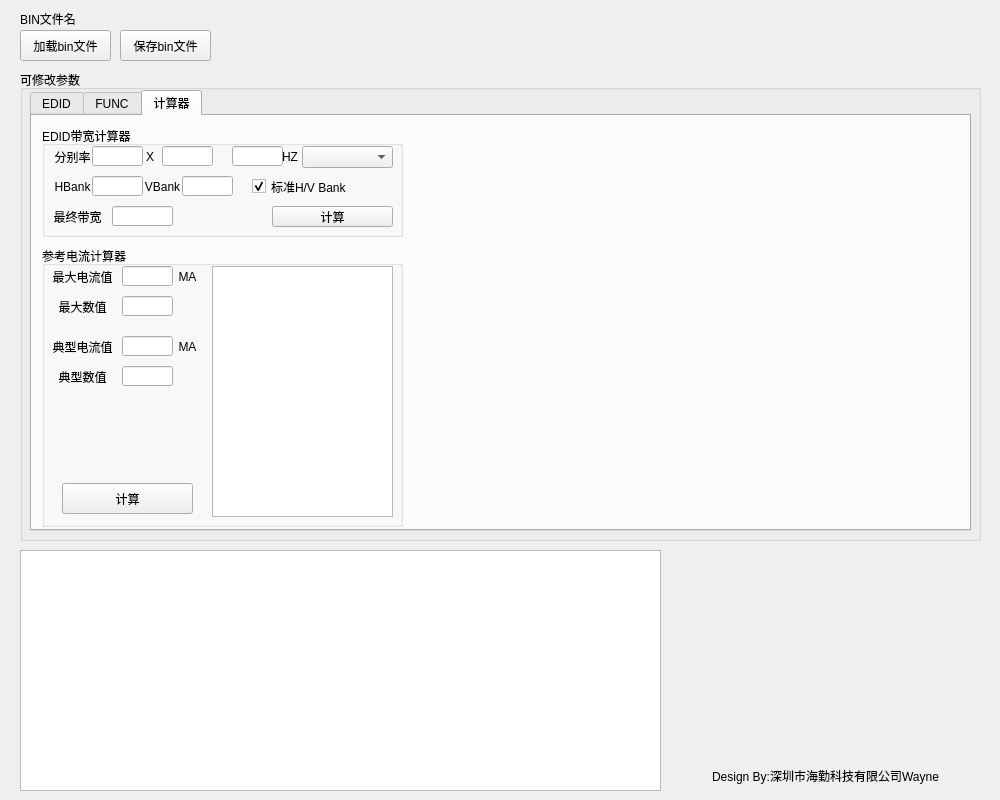
Old version of the form hk_bin_tool.ui in the repository wayneso/HK_BIN_TOOL.
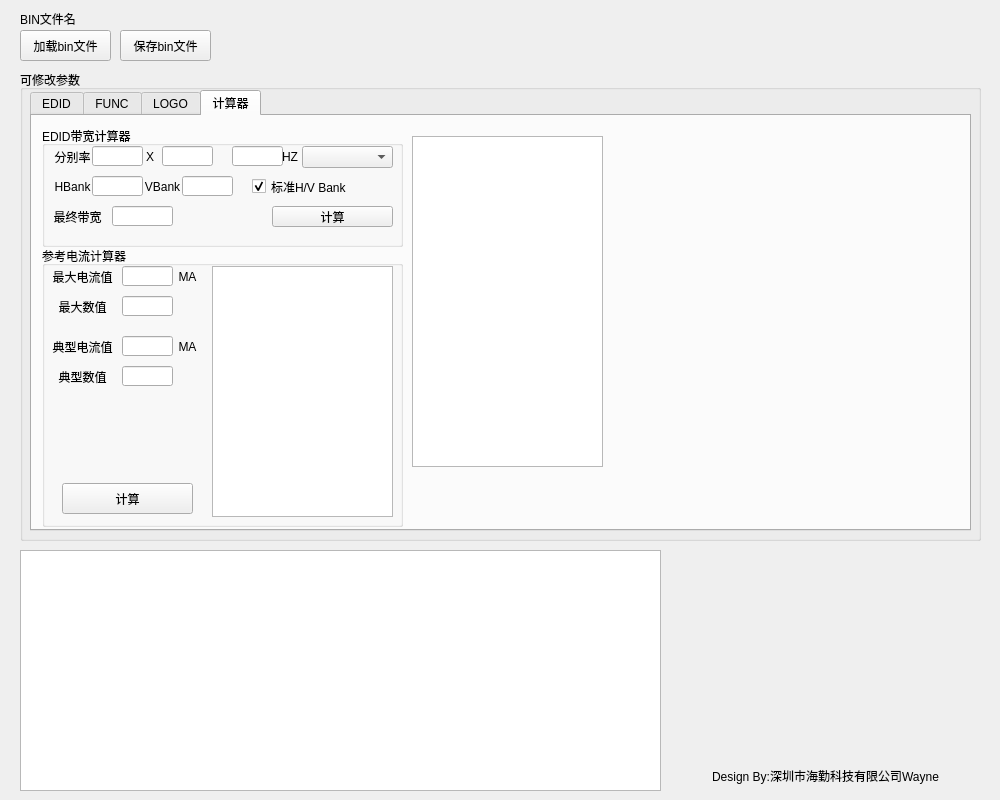
New version of the form. The open tabs and pages were chosen to show the change.

Commit message: 添加寻找LOGO索引数组以及VLC数组

```diff
--- a/hk_bin_tool.ui
+++ b/hk_bin_tool.ui
@@ -1007,6 +1007,24 @@
       </property>
      </widget>
     </widget>
+    <widget class="QWidget" name="tab_2">
+     <attribute name="title">
+      <string>LOGO</string>
+     </attribute>
+     <widget class="QLabel" name="label_39">
+      <property name="geometry">
+       <rect>
+        <x>10</x>
+        <y>10</y>
+        <width>91</width>
+        <height>21</height>
+       </rect>
+      </property>
+      <property name="text">
+       <string>LOGO</string>
+      </property>
+     </widget>
+    </widget>
     <widget class="QWidget" name="tab">
      <attribute name="title">
       <string>计算器</string>
@@ -1017,7 +1035,7 @@
         <x>10</x>
         <y>10</y>
         <width>361</width>
-        <height>111</height>
+        <height>121</height>
        </rect>
       </property>
       <property name="title">
@@ -1391,6 +1409,21 @@
        </property>
       </widget>
      </widget>
+     <widget class="QTextEdit" name="Clock_textEdit">
+      <property name="geometry">
+       <rect>
+        <x>380</x>
+        <y>20</y>
+        <width>191</width>
+        <height>331</height>
+       </rect>
+      </property>
+      <property name="font">
+       <font>
+        <pointsize>10</pointsize>
+       </font>
+      </property>
+     </widget>
     </widget>
    </widget>
   </widget>
```
Left out of the diff: 2 changed lines with no effect on the pictures. The commit also changes 4 other files.
